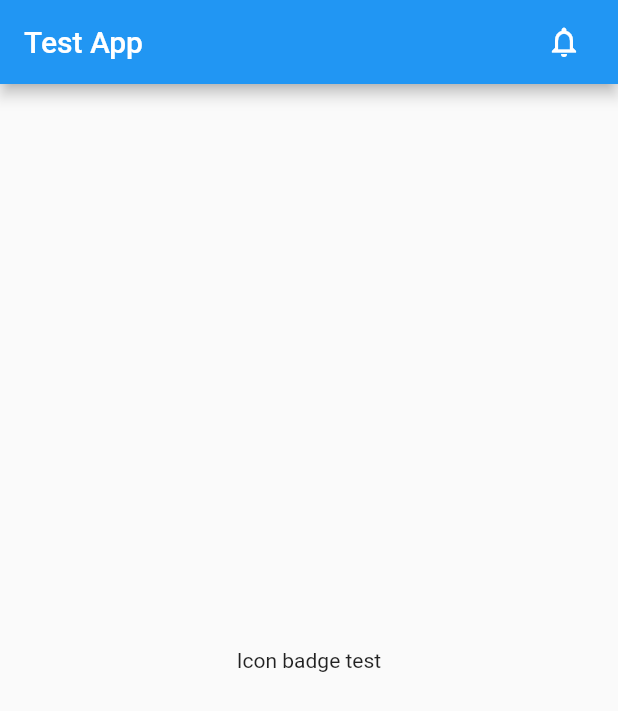
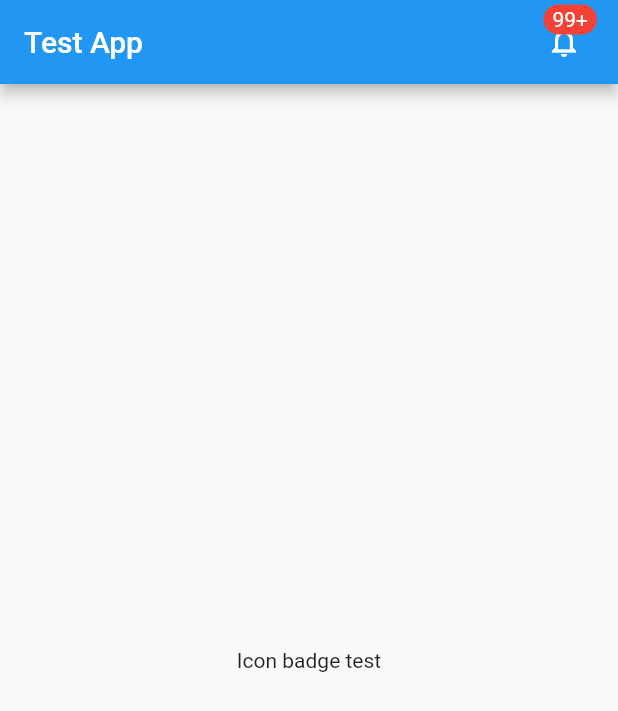
Before and after one commit to Dicksenz/icon_badge, a Flutter app: the screen it shows after launch, on a phone screen of 412 x 824 dp. Shown: the top 711 px of the screen. Run offline on Flutter 3.47's test engine with Material 2 defaults, Android fonts, the phone set to English and light mode, and no system bars.

Commit message:
new features added maxcount then show plus

```diff
--- a/example/lib/main.dart
+++ b/example/lib/main.dart
@@ -22,7 +22,7 @@ class TestApp extends StatelessWidget {
         actions: <Widget>[
           IconBadge(
             icon: Icon(Icons.notifications_none),
-            itemCount: 0,
+            itemCount: 100,
             badgeColor: Colors.red,
             itemColor: Colors.white,
             hideZero: true,
--- a/lib/icon_badge.dart
+++ b/lib/icon_badge.dart
@@ -11,6 +11,7 @@ class IconBadge extends StatelessWidget {
   final Color itemColor;
   final double top;
   final double right;
+  final int maxCount;
 
   const IconBadge({
     Key key,
@@ -20,7 +21,8 @@ class IconBadge extends StatelessWidget {
     this.hideZero = false,
     this.badgeColor = Colors.red,
     this.itemColor = Colors.white,
-    this.top = 5.0,
+    this.maxCount = 99,
+    this.top = 3.0,
     this.right = 6.0,
   }) : super(key: key);
 
@@ -65,14 +67,23 @@ class IconBadge extends StatelessWidget {
                     child: Container(
                       padding: EdgeInsets.symmetric(horizontal: 6, vertical: 2),
                       decoration: BoxDecoration(
-                          shape: BoxShape.circle, color: badgeColor),
+                        borderRadius: BorderRadius.circular(50.0),
+                        color: badgeColor,
+                      ),
                       alignment: Alignment.center,
-                      child: Text(
-                        '$itemCount',
-                        style: TextStyle(
-                          color: itemColor,
-                        ),
-                      ),
+                      child: itemCount > maxCount
+                          ? Text(
+                              '$maxCount+',
+                              style: TextStyle(
+                                color: itemColor,
+                              ),
+                            )
+                          : Text(
+                              '$itemCount',
+                              style: TextStyle(
+                                color: itemColor,
+                              ),
+                            ),
                     ),
                   )
                 ],
```
Also changed, not shown: example/pubspec.lock, 2 other files.
